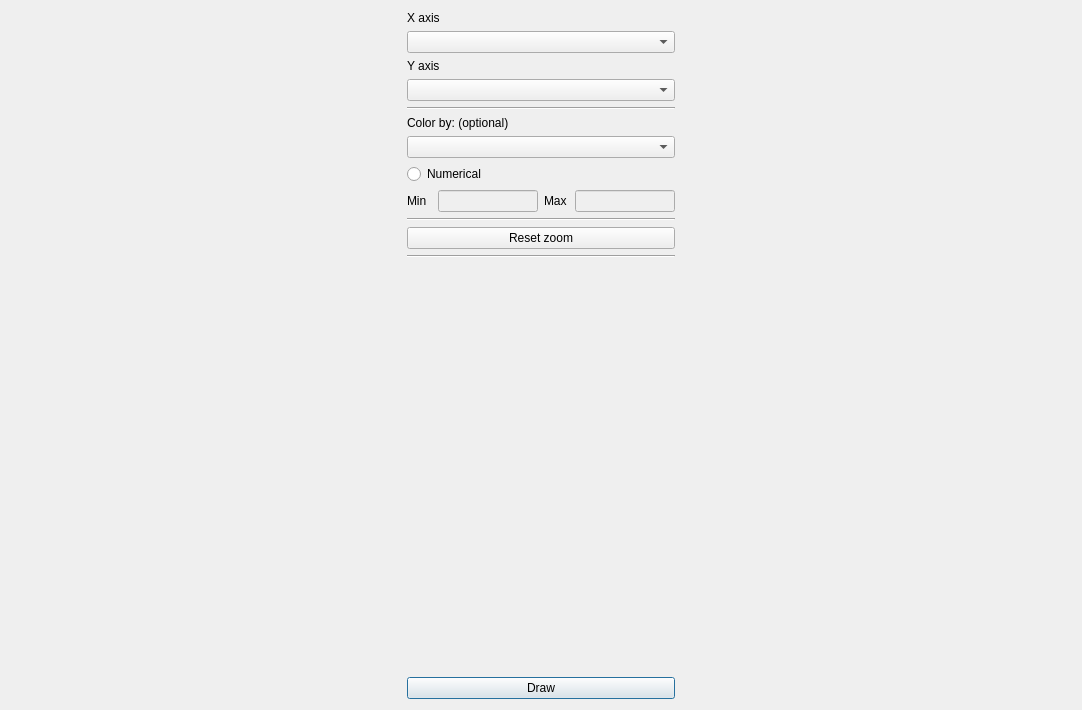
First picture: the form in Qchart_dialog.ui, repository WilsonImmunologyLab/VGenes, before the edit.
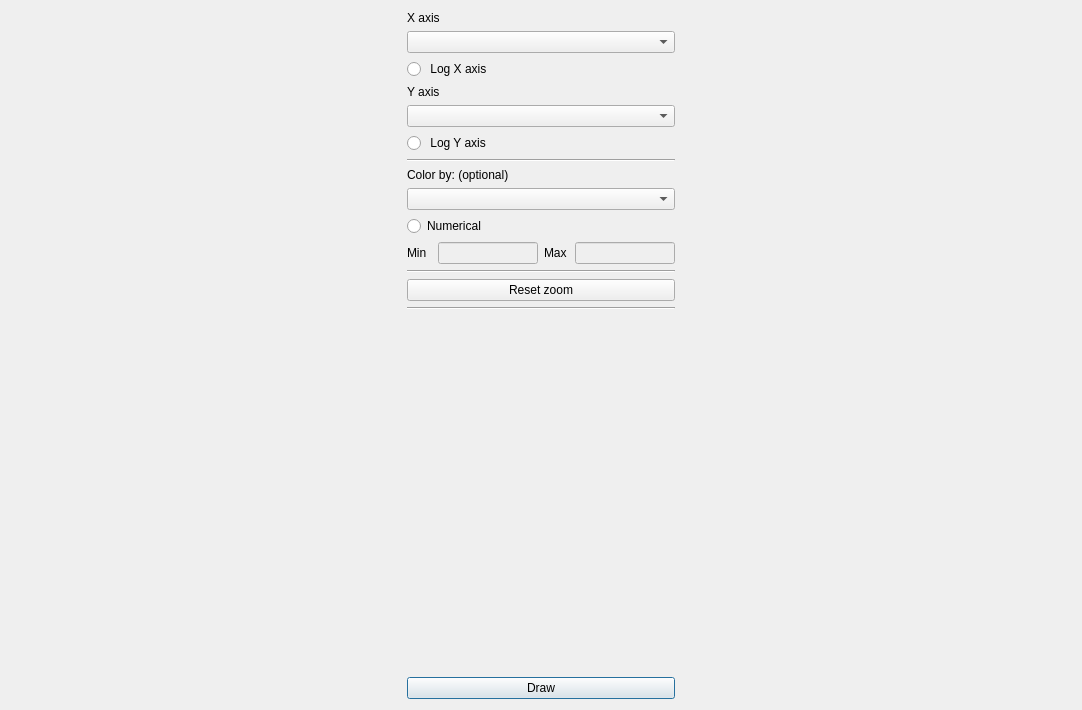
Second picture: the form after the edit.

Commit message: log axis for QtChart

Patch:
```diff
--- a/Qchart_dialog.ui
+++ b/Qchart_dialog.ui
@@ -39,6 +39,22 @@
        </property>
       </widget>
      </item>
+     <item>
+      <widget class="QRadioButton" name="radioButtonLogX">
+       <property name="maximumSize">
+        <size>
+         <width>300</width>
+         <height>16777215</height>
+        </size>
+       </property>
+       <property name="text">
+        <string> Log X axis</string>
+       </property>
+       <property name="autoExclusive">
+        <bool>false</bool>
+       </property>
+      </widget>
+     </item>
      <item>
       <widget class="QLabel" name="label_2">
        <property name="maximumSize">
@@ -62,6 +78,22 @@
        </property>
       </widget>
      </item>
+     <item>
+      <widget class="QRadioButton" name="radioButtonLogY">
+       <property name="maximumSize">
+        <size>
+         <width>300</width>
+         <height>16777215</height>
+        </size>
+       </property>
+       <property name="text">
+        <string> Log Y axis</string>
+       </property>
+       <property name="autoExclusive">
+        <bool>false</bool>
+       </property>
+      </widget>
+     </item>
      <item>
       <widget class="Line" name="line">
        <property name="orientation">
```
Left out of the diff: 3 changed lines with no effect on the pictures. The commit also changes 2 other files.
